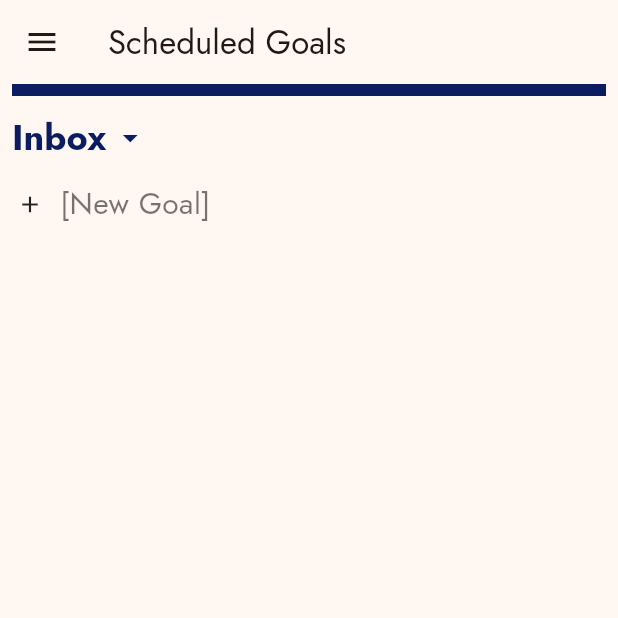
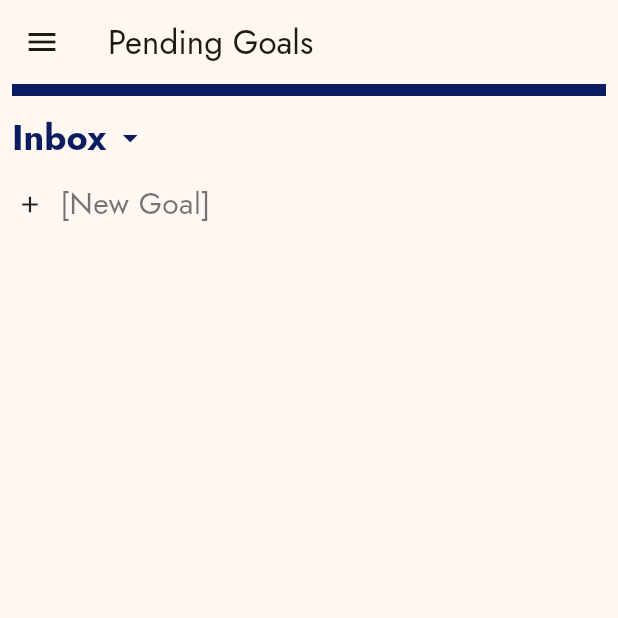
Before and after one commit to AlabasterAxe/glass_goals, a Flutter app: the screen it shows once a user with an empty profile is signed in, after a tap on the "arrow right" icon, on a phone screen of 412 x 824 dp, the top half of it. Run offline on Flutter 3.47's test engine with Material 3 defaults, Android fonts, the phone set to English and light mode, and no system bars; our stand-ins replace cloud_firestore, equatable, firebase_auth, firebase_core, flutter_markdown, flutter_svg and 9 more; missing offline and left inert: dart:html, file_saver, firebase_ui_auth, firebase_ui_oauth_google, goals_types_04, hlc and 4 more; accounts and stored records are empty; statements that could not run were skipped.

Commit message:
do goal filter serialization

```diff
--- a/goals_web/lib/goal_viewer/goal_viewer.dart
+++ b/goals_web/lib/goal_viewer/goal_viewer.dart
@@ -89,12 +89,32 @@ enum GoalViewMode { tree, list, schedule }
 
 sealed class GoalFilter {
   get displayName;
+  String serialize();
+  static GoalFilter deserialize(String serialized, Map<String, Goal> goalMap) {
+    final parts = serialized.split(':');
+    // legacy format
+    if (parts.length != 2) {
+      return PredefinedGoalFilter(GoalFilterType.values.byName(parts[0]));
+    }
+    switch (parts[0]) {
+      case 'predefined':
+        return PredefinedGoalFilter(GoalFilterType.values.byName(parts[1]));
+      case 'goal':
+        return GoalGoalFilter(parts[1], goalMap);
+      default:
+        throw Exception('Invalid serialized goal filter: $serialized');
+    }
+  }
 }
 
 class PredefinedGoalFilter extends GoalFilter {
   final GoalFilterType type;
   PredefinedGoalFilter(this.type);
   get displayName => type.displayName;
+
+  serialize() {
+    return 'predefined:${this.type.name}';
+  }
 }
 
 class GoalGoalFilter extends GoalFilter {
@@ -105,6 +125,11 @@ class GoalGoalFilter extends GoalFilter {
     this.goalMap,
   );
   get displayName => this.goalMap[this.goalId]?.text ?? 'Untitled';
+
+  @override
+  String serialize() {
+    return 'goal:${this.goalId}';
+  }
 }
 
 class _GoalViewerState extends ConsumerState<GoalViewer> {
@@ -141,10 +166,7 @@ class _GoalViewerState extends ConsumerState<GoalViewer> {
       focusedGoalStream.add(null);
       _filter = filter;
     });
-    // TODO: fix this
-    if (filter is PredefinedGoalFilter) {
-      Hive.box('goals_web.ui').put('goalViewerFilter', filter.type.name);
-    }
+    Hive.box('goals_web.ui').put('goalViewerFilter', filter.serialize());
   }
 
   _onExpanded(List<String> goalPath, {bool? expanded}) {
@@ -374,13 +396,13 @@ class _GoalViewerState extends ConsumerState<GoalViewer> {
       _mode = GoalViewMode.tree;
     }
     final filterString = box.get('goalViewerFilter',
-        defaultValue: GoalFilterType.schedule_v2.name);
+        defaultValue:
+            PredefinedGoalFilter(GoalFilterType.pending_v2).serialize());
 
     try {
-      _filter =
-          PredefinedGoalFilter(GoalFilterType.values.byName(filterString));
+      _filter = GoalFilter.deserialize(filterString, widget.goalMap);
     } catch (_) {
-      _filter = PredefinedGoalFilter(GoalFilterType.schedule_v2);
+      _filter = PredefinedGoalFilter(GoalFilterType.pending_v2);
     }
   }
 
```
